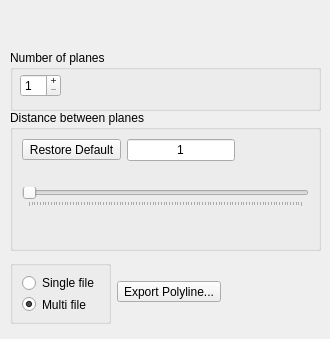
The window that src/meshlabplugins/editslice/slicedialog.ui (cnr-isti-vclab/meshlab) describes before a commit, drawn with Qt 5.
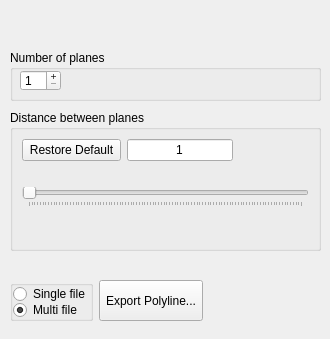
The same window after the commit.

Commit message: SizePolicy of each Item set to Preferred

The edit to the form file:
```diff
--- a/src/meshlabplugins/editslice/slicedialog.ui
+++ b/src/meshlabplugins/editslice/slicedialog.ui
@@ -27,80 +27,6 @@
   <property name="layoutDirection" >
    <enum>Qt::LeftToRight</enum>
   </property>
-  <widget class="QGroupBox" name="groupBox" >
-   <property name="geometry" >
-    <rect>
-     <x>10</x>
-     <y>50</y>
-     <width>311</width>
-     <height>61</height>
-    </rect>
-   </property>
-   <property name="title" >
-    <string>Number of planes</string>
-   </property>
-   <widget class="QWidget" name="horizontalLayout_3" >
-    <property name="geometry" >
-     <rect>
-      <x>10</x>
-      <y>20</y>
-      <width>291</width>
-      <height>31</height>
-     </rect>
-    </property>
-    <layout class="QHBoxLayout" >
-     <property name="margin" >
-      <number>0</number>
-     </property>
-     <property name="spacing" >
-      <number>6</number>
-     </property>
-     <item>
-      <widget class="QSpinBox" name="spinBox" >
-       <property name="sizePolicy" >
-        <sizepolicy>
-         <hsizetype>5</hsizetype>
-         <vsizetype>0</vsizetype>
-         <horstretch>0</horstretch>
-         <verstretch>0</verstretch>
-        </sizepolicy>
-       </property>
-       <property name="minimumSize" >
-        <size>
-         <width>0</width>
-         <height>15</height>
-        </size>
-       </property>
-       <property name="maximumSize" >
-        <size>
-         <width>50</width>
-         <height>16777215</height>
-        </size>
-       </property>
-       <property name="buttonSymbols" >
-        <enum>QAbstractSpinBox::PlusMinus</enum>
-       </property>
-       <property name="minimum" >
-        <number>1</number>
-       </property>
-      </widget>
-     </item>
-     <item>
-      <spacer>
-       <property name="orientation" >
-        <enum>Qt::Horizontal</enum>
-       </property>
-       <property name="sizeHint" >
-        <size>
-         <width>0</width>
-         <height>0</height>
-        </size>
-       </property>
-      </spacer>
-     </item>
-    </layout>
-   </widget>
-  </widget>
   <widget class="QGroupBox" name="groupBox_2" >
    <property name="geometry" >
     <rect>
@@ -130,6 +56,14 @@
       </property>
       <item>
        <widget class="QToolButton" name="DefultButton" >
+        <property name="sizePolicy" >
+         <sizepolicy>
+          <hsizetype>5</hsizetype>
+          <vsizetype>5</vsizetype>
+          <horstretch>0</horstretch>
+          <verstretch>0</verstretch>
+         </sizepolicy>
+        </property>
         <property name="text" >
          <string>Restore Default</string>
         </property>
@@ -137,6 +71,14 @@
       </item>
       <item>
        <widget class="QLineEdit" name="DistanceEdit" >
+        <property name="sizePolicy" >
+         <sizepolicy>
+          <hsizetype>5</hsizetype>
+          <vsizetype>5</vsizetype>
+          <horstretch>0</horstretch>
+          <verstretch>0</verstretch>
+         </sizepolicy>
+        </property>
         <property name="text" >
          <string>1</string>
         </property>
@@ -164,6 +106,19 @@
         </property>
        </spacer>
       </item>
+      <item>
+       <spacer>
+        <property name="orientation" >
+         <enum>Qt::Horizontal</enum>
+        </property>
+        <property name="sizeHint" >
+         <size>
+          <width>40</width>
+          <height>20</height>
+         </size>
+        </property>
+       </spacer>
+      </item>
      </layout>
     </item>
     <item>
@@ -235,9 +190,9 @@
    <property name="geometry" >
     <rect>
      <x>10</x>
-     <y>260</y>
+     <y>280</y>
      <width>311</width>
-     <height>64</height>
+     <height>41</height>
     </rect>
    </property>
    <layout class="QHBoxLayout" >
@@ -251,13 +206,21 @@
      <widget class="QGroupBox" name="groupBox_4" >
       <layout class="QVBoxLayout" >
        <property name="margin" >
-        <number>9</number>
+        <number>0</number>
        </property>
        <property name="spacing" >
-        <number>6</number>
+        <number>0</number>
        </property>
        <item>
         <widget class="QRadioButton" name="Exporter_singleFile" >
+         <property name="sizePolicy" >
+          <sizepolicy>
+           <hsizetype>5</hsizetype>
+           <vsizetype>5</vsizetype>
+           <horstretch>0</horstretch>
+           <verstretch>0</verstretch>
+          </sizepolicy>
+         </property>
          <property name="text" >
           <string>Single file</string>
          </property>
@@ -265,6 +228,14 @@
        </item>
        <item>
         <widget class="QRadioButton" name="Exporter_MultiFile" >
+         <property name="sizePolicy" >
+          <sizepolicy>
+           <hsizetype>5</hsizetype>
+           <vsizetype>5</vsizetype>
+           <horstretch>0</horstretch>
+           <verstretch>0</verstretch>
+          </sizepolicy>
+         </property>
          <property name="text" >
           <string>Multi file</string>
          </property>
@@ -278,6 +249,14 @@
     </item>
     <item>
      <widget class="QToolButton" name="ExportButton" >
+      <property name="sizePolicy" >
+       <sizepolicy>
+        <hsizetype>5</hsizetype>
+        <vsizetype>1</vsizetype>
+        <horstretch>0</horstretch>
+        <verstretch>0</verstretch>
+       </sizepolicy>
+      </property>
       <property name="text" >
        <string>Export Polyline...</string>
       </property>
@@ -301,6 +280,80 @@
     </item>
    </layout>
   </widget>
+  <widget class="QGroupBox" name="groupBox" >
+   <property name="geometry" >
+    <rect>
+     <x>10</x>
+     <y>50</y>
+     <width>311</width>
+     <height>51</height>
+    </rect>
+   </property>
+   <property name="title" >
+    <string>Number of planes</string>
+   </property>
+   <widget class="QWidget" name="horizontalLayout_3" >
+    <property name="geometry" >
+     <rect>
+      <x>10</x>
+      <y>20</y>
+      <width>291</width>
+      <height>21</height>
+     </rect>
+    </property>
+    <layout class="QHBoxLayout" >
+     <property name="margin" >
+      <number>0</number>
+     </property>
+     <property name="spacing" >
+      <number>6</number>
+     </property>
+     <item>
+      <widget class="QSpinBox" name="spinBox" >
+       <property name="sizePolicy" >
+        <sizepolicy>
+         <hsizetype>5</hsizetype>
+         <vsizetype>5</vsizetype>
+         <horstretch>0</horstretch>
+         <verstretch>0</verstretch>
+        </sizepolicy>
+       </property>
+       <property name="minimumSize" >
+        <size>
+         <width>0</width>
+         <height>15</height>
+        </size>
+       </property>
+       <property name="maximumSize" >
+        <size>
+         <width>50</width>
+         <height>16777215</height>
+        </size>
+       </property>
+       <property name="buttonSymbols" >
+        <enum>QAbstractSpinBox::PlusMinus</enum>
+       </property>
+       <property name="minimum" >
+        <number>1</number>
+       </property>
+      </widget>
+     </item>
+     <item>
+      <spacer>
+       <property name="orientation" >
+        <enum>Qt::Horizontal</enum>
+       </property>
+       <property name="sizeHint" >
+        <size>
+         <width>0</width>
+         <height>0</height>
+        </size>
+       </property>
+      </spacer>
+     </item>
+    </layout>
+   </widget>
+  </widget>
  </widget>
  <layoutdefault spacing="6" margin="11" />
  <tabstops>
```
Left out of the diff: 8 changed lines with no effect on the pictures. The commit also changes 1 other file.
